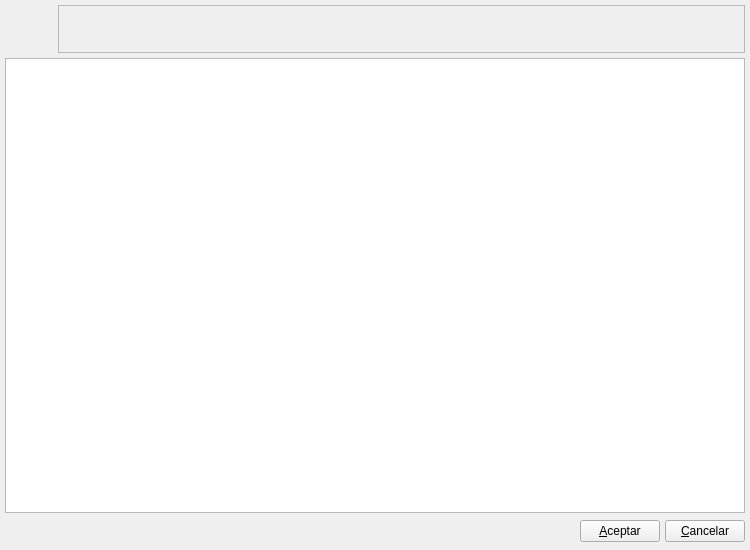
The window that bulmages/bulmafact/src/bfconfiguracionbase.ui (eboladev/Bulmages-1) describes before a commit, drawn with Qt 5.
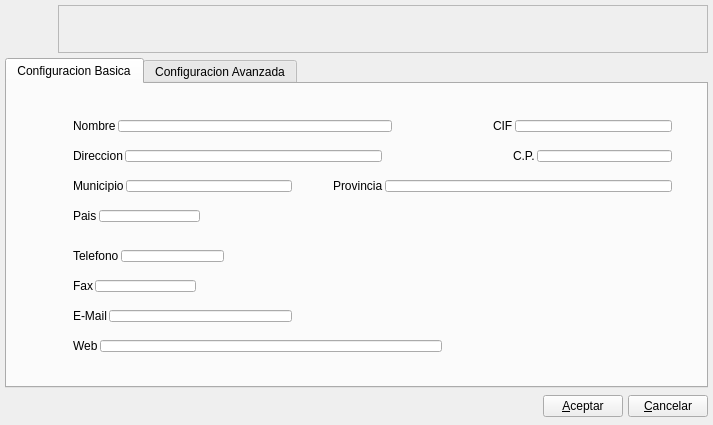
The same window after the commit. Icons and pictures are not drawn. Custom widgets are drawn as their Qt base class.

Commit message: Mejoro la aparienca de las propiedades de la empresa haciendo un MODO_EXPERTO y un MODO_SENCILLO. El MODO_EXPERTO solo es visible con el parametro activado en el bulmages.conf

The edit to the form file:
```diff
--- a/bulmages/bulmafact/src/bfconfiguracionbase.ui
+++ b/bulmages/bulmafact/src/bfconfiguracionbase.ui
@@ -1,63 +1,55 @@
 <ui version="4.0" >
  <author>Tomeu Borras Riera</author>
  <class>BfConfiguracionBase</class>
- <widget class="QWidget" name="BfConfiguracionBase" >
-  <property name="geometry" >
+ <widget class="QWidget" name="BfConfiguracionBase">
+  <property name="geometry">
    <rect>
     <x>0</x>
     <y>0</y>
-    <width>750</width>
-    <height>550</height>
+    <width>713</width>
+    <height>425</height>
    </rect>
   </property>
-  <property name="windowTitle" >
+  <property name="minimumSize">
+   <size>
+    <width>713</width>
+    <height>425</height>
+   </size>
+  </property>
+  <property name="maximumSize">
+   <size>
+    <width>713</width>
+    <height>425</height>
+   </size>
+  </property>
+  <property name="windowTitle">
    <string>Propiedades de la empresa</string>
   </property>
-  <property name="windowIcon" >
-   <iconset resource="../../bulmages.qrc" >:/Images/document-properties.png</iconset>
+  <property name="windowIcon">
+   <iconset resource="../../bulmages.qrc">
+    <normaloff>:/Images/document-properties.png</normaloff>:/Images/document-properties.png</iconset>
   </property>
-  <layout class="QGridLayout" >
-   <property name="leftMargin" >
+  <layout class="QGridLayout">
+   <property name="margin">
     <number>5</number>
    </property>
-   <property name="topMargin" >
+   <property name="spacing">
     <number>5</number>
    </property>
-   <property name="rightMargin" >
-    <number>5</number>
-   </property>
-   <property name="bottomMargin" >
-    <number>5</number>
-   </property>
-   <property name="horizontalSpacing" >
-    <number>5</number>
-   </property>
-   <property name="verticalSpacing" >
-    <number>5</number>
-   </property>
-   <item row="2" column="0" >
-    <layout class="QHBoxLayout" >
-     <property name="spacing" >
+   <item row="2" column="0">
+    <layout class="QHBoxLayout">
+     <property name="spacing">
       <number>5</number>
      </property>
-     <property name="leftMargin" >
-      <number>0</number>
-     </property>
-     <property name="topMargin" >
-      <number>0</number>
-     </property>
-     <property name="rightMargin" >
-      <number>0</number>
-     </property>
-     <property name="bottomMargin" >
+     <property name="margin">
       <number>0</number>
      </property>
      <item>
       <spacer>
-       <property name="orientation" >
+       <property name="orientation">
         <enum>Qt::Horizontal</enum>
        </property>
-       <property name="sizeHint" >
+       <property name="sizeHint" stdset="0">
         <size>
          <width>411</width>
          <height>27</height>
@@ -66,87 +58,396 @@
       </spacer>
      </item>
      <item>
-      <widget class="QPushButton" name="mui_aceptar" >
-       <property name="text" >
+      <widget class="QPushButton" name="mui_aceptar">
+       <property name="text">
         <string>&amp;Aceptar</string>
        </property>
       </widget>
      </item>
      <item>
-      <widget class="QPushButton" name="mui_cancelar" >
-       <property name="text" >
+      <widget class="QPushButton" name="mui_cancelar">
+       <property name="text">
         <string>&amp;Cancelar</string>
        </property>
       </widget>
      </item>
     </layout>
    </item>
-   <item row="1" column="0" >
-    <widget class="BfConfiguracionSubForm" name="mui_listado" />
-   </item>
-   <item row="0" column="0" >
-    <layout class="QHBoxLayout" >
-     <property name="spacing" >
+   <item row="0" column="0">
+    <layout class="QHBoxLayout">
+     <property name="spacing">
       <number>5</number>
      </property>
-     <property name="leftMargin" >
-      <number>0</number>
-     </property>
-     <property name="topMargin" >
-      <number>0</number>
-     </property>
-     <property name="rightMargin" >
-      <number>0</number>
-     </property>
-     <property name="bottomMargin" >
+     <property name="margin">
       <number>0</number>
      </property>
      <item>
-      <widget class="QLabel" name="label" >
-       <property name="minimumSize" >
+      <widget class="QLabel" name="label">
+       <property name="minimumSize">
         <size>
          <width>48</width>
          <height>48</height>
         </size>
        </property>
-       <property name="maximumSize" >
+       <property name="maximumSize">
         <size>
          <width>48</width>
          <height>48</height>
         </size>
        </property>
-       <property name="text" >
+       <property name="text">
         <string/>
        </property>
-       <property name="pixmap" >
-        <pixmap resource="../../bulmages.qrc" >:/Images/document-properties.png</pixmap>
+       <property name="pixmap">
+        <pixmap resource="../../bulmages.qrc">:/Images/document-properties.png</pixmap>
        </property>
-       <property name="scaledContents" >
+       <property name="scaledContents">
         <bool>true</bool>
        </property>
       </widget>
      </item>
      <item>
-      <widget class="QFrame" name="frame" >
-       <property name="sizePolicy" >
-        <sizepolicy vsizetype="Preferred" hsizetype="Expanding" >
+      <widget class="QFrame" name="frame">
+       <property name="sizePolicy">
+        <sizepolicy hsizetype="Expanding" vsizetype="Preferred">
          <horstretch>0</horstretch>
          <verstretch>0</verstretch>
         </sizepolicy>
        </property>
-       <property name="frameShape" >
+       <property name="frameShape">
         <enum>QFrame::StyledPanel</enum>
        </property>
-       <property name="frameShadow" >
+       <property name="frameShadow">
         <enum>QFrame::Raised</enum>
        </property>
       </widget>
      </item>
     </layout>
    </item>
+   <item row="1" column="0">
+    <widget class="QTabWidget" name="tabWidget">
+     <property name="currentIndex">
+      <number>0</number>
+     </property>
+     <widget class="QWidget" name="tab">
+      <attribute name="title">
+       <string>Configuracion Basica</string>
+      </attribute>
+      <widget class="QWidget" name="">
+       <property name="geometry">
+        <rect>
+         <x>60</x>
+         <y>30</y>
+         <width>331</width>
+         <height>24</height>
+        </rect>
+       </property>
+       <layout class="QHBoxLayout" name="horizontalLayout">
+        <item>
+         <widget class="QLabel" name="label_2">
+          <property name="text">
+           <string>Nombre</string>
+          </property>
+          <property name="buddy">
+           <cstring>m_nombre</cstring>
+          </property>
+         </widget>
+        </item>
+        <item>
+         <widget class="QLineEdit" name="m_nombre"/>
+        </item>
+       </layout>
+      </widget>
+      <widget class="QWidget" name="">
+       <property name="geometry">
+        <rect>
+         <x>480</x>
+         <y>30</y>
+         <width>191</width>
+         <height>24</height>
+        </rect>
+       </property>
+       <layout class="QHBoxLayout" name="horizontalLayout_7">
+        <item>
+         <widget class="QLabel" name="label_4">
+          <property name="text">
+           <string>CIF</string>
+          </property>
+          <property name="buddy">
+           <cstring>m_cif</cstring>
+          </property>
+         </widget>
+        </item>
+        <item>
+         <widget class="QLineEdit" name="m_cif"/>
+        </item>
+       </layout>
+      </widget>
+      <widget class="QWidget" name="">
+       <property name="geometry">
+        <rect>
+         <x>60</x>
+         <y>60</y>
+         <width>321</width>
+         <height>24</height>
+        </rect>
+       </property>
+       <layout class="QHBoxLayout" name="horizontalLayout_2">
+        <item>
+         <widget class="QLabel" name="label_3">
+          <property name="text">
+           <string>Direccion</string>
+          </property>
+          <property name="buddy">
+           <cstring>m_direccion</cstring>
+          </property>
+         </widget>
+        </item>
+        <item>
+         <widget class="QLineEdit" name="m_direccion"/>
+        </item>
+       </layout>
+      </widget>
+      <widget class="QWidget" name="">
+       <property name="geometry">
+        <rect>
+         <x>500</x>
+         <y>60</y>
+         <width>171</width>
+         <height>24</height>
+        </rect>
+       </property>
+       <layout class="QHBoxLayout" name="horizontalLayout_3">
+        <item>
+         <widget class="QLabel" name="label_6">
+          <property name="text">
+           <string>C.P.</string>
+          </property>
+          <property name="buddy">
+           <cstring>m_cp</cstring>
+          </property>
+         </widget>
+        </item>
+        <item>
+         <widget class="QLineEdit" name="m_cp"/>
+        </item>
+       </layout>
+      </widget>
+      <widget class="QWidget" name="">
+       <property name="geometry">
+        <rect>
+         <x>60</x>
+         <y>90</y>
+         <width>231</width>
+         <height>24</height>
+        </rect>
+       </property>
+       <layout class="QHBoxLayout" name="horizontalLayout_8">
+        <item>
+         <widget class="QLabel" name="label_5">
+          <property name="text">
+           <string>Municipio</string>
+          </property>
+          <property name="buddy">
+           <cstring>m_municipio</cstring>
+          </property>
+         </widget>
+        </item>
+        <item>
+         <widget class="QLineEdit" name="m_municipio"/>
+        </item>
+       </layout>
+      </widget>
+      <widget class="QWidget" name="">
+       <property name="geometry">
+        <rect>
+         <x>320</x>
+         <y>90</y>
+         <width>351</width>
+         <height>24</height>
+        </rect>
+       </property>
+       <layout class="QHBoxLayout" name="horizontalLayout_9">
+        <item>
+         <widget class="QLabel" name="label_10">
+          <property name="text">
+           <string>Provincia</string>
+          </property>
+          <property name="buddy">
+           <cstring>m_provincia</cstring>
+          </property>
+         </widget>
+        </item>
+        <item>
+         <widget class="QLineEdit" name="m_provincia"/>
+        </item>
+       </layout>
+      </widget>
+      <widget class="QWidget" name="">
+       <property name="geometry">
+        <rect>
+         <x>60</x>
+         <y>120</y>
+         <width>139</width>
+         <height>24</height>
+        </rect>
+       </property>
+       <layout class="QHBoxLayout" name="horizontalLayout_11">
+        <item>
+         <widget class="QLabel" name="label_11">
+          <property name="text">
+           <string>Pais</string>
+          </property>
+          <property name="buddy">
+           <cstring>m_pais</cstring>
+          </property>
+         </widget>
+        </item>
+        <item>
+         <widget class="QLineEdit" name="m_pais"/>
+        </item>
+       </layout>
+      </widget>
+      <widget class="QWidget" name="">
+       <property name="geometry">
+        <rect>
+         <x>60</x>
+         <y>160</y>
+         <width>163</width>
+         <height>24</height>
+        </rect>
+       </property>
+       <layout class="QHBoxLayout" name="horizontalLayout_4">
+        <item>
+         <widget class="QLabel" name="label_7">
+          <property name="text">
+           <string>Telefono</string>
+          </property>
+          <property name="buddy">
+           <cstring>m_telefono</cstring>
+          </property>
+         </widget>
+        </item>
+        <item>
+         <widget class="QLineEdit" name="m_telefono"/>
+        </item>
+       </layout>
+      </widget>
+      <widget class="QWidget" name="">
+       <property name="geometry">
+        <rect>
+         <x>60</x>
+         <y>190</y>
+         <width>135</width>
+         <height>24</height>
+        </rect>
+       </property>
+       <layout class="QHBoxLayout" name="horizontalLayout_5">
+        <item>
+         <widget class="QLabel" name="label_8">
+          <property name="text">
+           <string>Fax</string>
+          </property>
+          <property name="buddy">
+           <cstring>m_fax</cstring>
+          </property>
+         </widget>
+        </item>
+        <item>
+         <widget class="QLineEdit" name="m_fax"/>
+        </item>
+       </layout>
+      </widget>
+      <widget class="QWidget" name="">
+       <property name="geometry">
+        <rect>
+         <x>60</x>
+         <y>220</y>
+         <width>231</width>
+         <height>24</height>
+        </rect>
+       </property>
+       <layout class="QHBoxLayout" name="horizontalLayout_10">
+        <item>
+         <widget class="QLabel" name="label_9">
+          <property name="text">
+           <string>E-Mail</string>
+          </property>
+          <property name="buddy">
+           <cstring>m_mail</cstring>
+          </property>
+         </widget>
+        </item>
+        <item>
+         <widget class="QLineEdit" name="m_mail"/>
+        </item>
+       </layout>
+      </widget>
+      <widget class="QWidget" name="">
+       <property name="geometry">
+        <rect>
+         <x>60</x>
+         <y>250</y>
+         <width>381</width>
+         <height>24</height>
+        </rect>
+       </property>
+       <layout class="QHBoxLayout" name="horizontalLayout_6">
+        <item>
+         <widget class="QLabel" name="label_12">
+          <property name="text">
+           <string>Web</string>
+          </property>
+          <property name="buddy">
+           <cstring>m_web</cstring>
+          </property>
+         </widget>
+        </item>
+        <item>
+         <widget class="QLineEdit" name="m_web"/>
+        </item>
+       </layout>
+      </widget>
+      <zorder>m_nombre</zorder>
+      <zorder>m_direccion</zorder>
+      <zorder>m_municipio</zorder>
+      <zorder>m_cp</zorder>
+      <zorder>m_telefono</zorder>
+      <zorder>m_fax</zorder>
+      <zorder>label_2</zorder>
+      <zorder>label_3</zorder>
+      <zorder>label_4</zorder>
+      <zorder>m_cif</zorder>
+      <zorder>label_5</zorder>
+      <zorder>label_6</zorder>
+      <zorder>label_7</zorder>
+      <zorder>label_8</zorder>
+      <zorder>m_mail</zorder>
+      <zorder>label_9</zorder>
+      <zorder>label_10</zorder>
+      <zorder>m_provincia</zorder>
+      <zorder>label_11</zorder>
+      <zorder>m_pais</zorder>
+      <zorder>label_12</zorder>
+      <zorder>m_web</zorder>
+      <zorder>label_5</zorder>
+      <zorder>m_mail</zorder>
+     </widget>
+     <widget class="QWidget" name="tab_2">
+      <attribute name="title">
+       <string>Configuracion Avanzada</string>
+      </attribute>
+      <layout class="QGridLayout" name="gridLayout">
+       <item row="0" column="0">
+        <widget class="BfConfiguracionSubForm" name="mui_listado"/>
+       </item>
+      </layout>
+     </widget>
+    </widget>
+   </item>
   </layout>
  </widget>
- <layoutdefault spacing="2" margin="6" />
+ <layoutdefault spacing="2" margin="6"/>
  <customwidgets>
   <customwidget>
    <class>BfConfiguracionSubForm</class>
```
Left out of the diff: 5 changed lines with no effect on the pictures. The commit also changes 2 other files.
